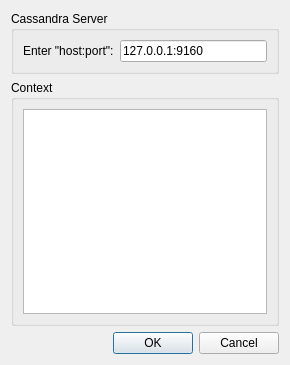
m2osw/snapcpp, file cassview/src/SettingsDialog.ui: the form before one commit.
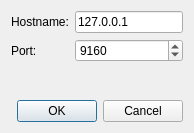
The form after the commit.

Commit message: Reworked SettingsDialog vs MainWindow so that contexts are chosen in the main display, and settings only assigns the server/port.

What changed in the file:
```diff
--- a/cassview/src/SettingsDialog.ui
+++ b/cassview/src/SettingsDialog.ui
@@ -6,8 +6,8 @@
    <rect>
     <x>0</x>
     <y>0</y>
-    <width>290</width>
-    <height>365</height>
+    <width>194</width>
+    <height>133</height>
    </rect>
   </property>
   <property name="windowTitle">
@@ -15,20 +15,11 @@
   </property>
   <layout class="QVBoxLayout" name="verticalLayout">
    <item>
-    <widget class="QGroupBox" name="groupBox">
-     <property name="title">
-      <string>Cassandra Server</string>
-     </property>
-     <layout class="QHBoxLayout" name="horizontalLayout">
-      <item>
        <layout class="QFormLayout" name="formLayout">
-        <property name="fieldGrowthPolicy">
-         <enum>QFormLayout::AllNonFixedFieldsGrow</enum>
-        </property>
         <item row="0" column="0">
          <widget class="QLabel" name="label">
           <property name="text">
-           <string>Enter &quot;host:port&quot;:</string>
+        <string>Hostname:</string>
           </property>
          </widget>
         </item>
@@ -38,30 +29,41 @@
            <string>&lt;html&gt;&lt;head/&gt;&lt;body&gt;&lt;p&gt;Enter the hostname and the port number of the Cassandra server you wish to access. Valid entries are:&lt;/p&gt;&lt;p&gt;hostname:port&lt;/p&gt;&lt;p&gt;ipaddress:port&lt;/p&gt;&lt;p&gt;&lt;br/&gt;&lt;/p&gt;&lt;p&gt;Examples:&lt;/p&gt;&lt;p&gt;127.0.0.1:9160&lt;/p&gt;&lt;p&gt;localhost:9160&lt;/p&gt;&lt;p&gt;myserver:9160&lt;/p&gt;&lt;p&gt;123.45.678.910:9160&lt;/p&gt;&lt;/body&gt;&lt;/html&gt;</string>
           </property>
           <property name="text">
-           <string>127.0.0.1:9160</string>
+        <string>127.0.0.1</string>
           </property>
          </widget>
         </item>
-       </layout>
-      </item>
-     </layout>
-    </widget>
-   </item>
-   <item>
-    <widget class="QGroupBox" name="groupBox_2">
-     <property name="title">
-      <string>Context</string>
-     </property>
-     <layout class="QHBoxLayout" name="horizontalLayout_2">
-      <item>
-       <widget class="QListView" name="f_contextList">
-        <property name="toolTip">
-         <string>&lt;html&gt;&lt;head/&gt;&lt;body&gt;&lt;p&gt;Select the context you wish to access here. You must first enter a valid host:port above.&lt;/p&gt;&lt;/body&gt;&lt;/html&gt;</string>
+     <item row="1" column="0">
+      <widget class="QLabel" name="label_2">
+       <property name="text">
+        <string>Port:</string>
+       </property>
+      </widget>
+     </item>
+     <item row="1" column="1">
+      <widget class="QSpinBox" name="f_portEdit">
+       <property name="maximum">
+        <number>100000</number>
+       </property>
+       <property name="value">
+        <number>9160</number>
         </property>
        </widget>
       </item>
      </layout>
-    </widget>
+   </item>
+   <item>
+    <spacer name="verticalSpacer">
+     <property name="orientation">
+      <enum>Qt::Vertical</enum>
+     </property>
+     <property name="sizeHint" stdset="0">
+      <size>
+       <width>20</width>
+       <height>11</height>
+      </size>
+     </property>
+    </spacer>
    </item>
    <item>
     <widget class="QDialogButtonBox" name="f_buttonBox">
```
Left out of the diff: 2 changed lines with no effect on the pictures. Lines whose indentation alone changed are shown as unchanged. The commit also changes 5 other files.
